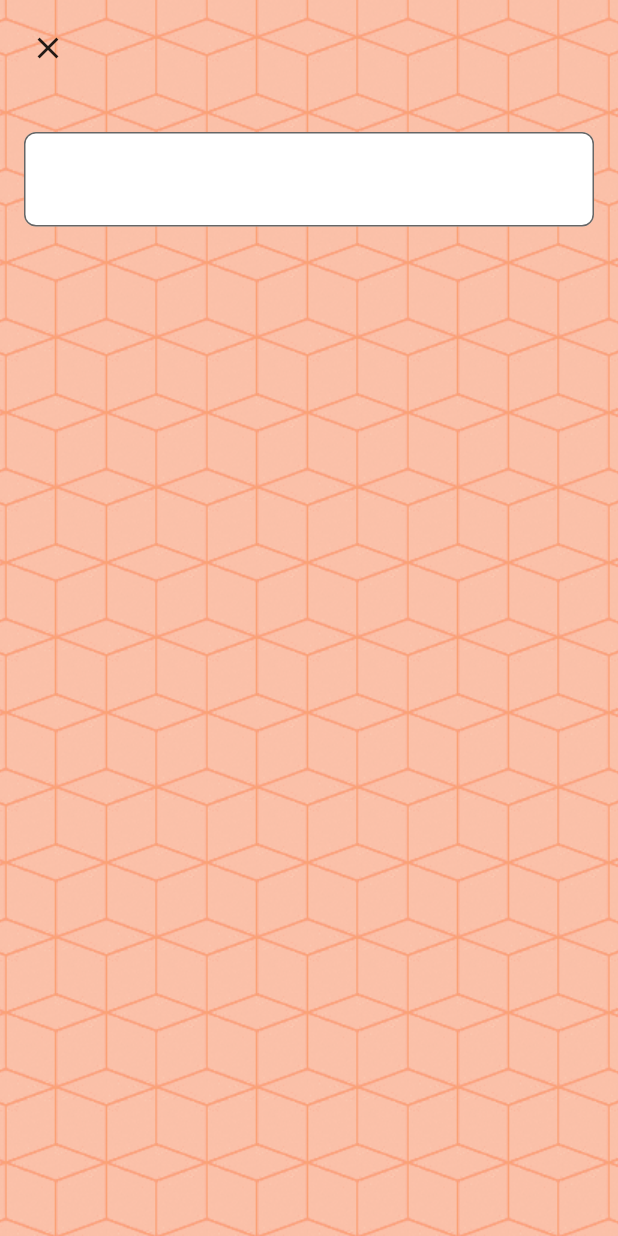
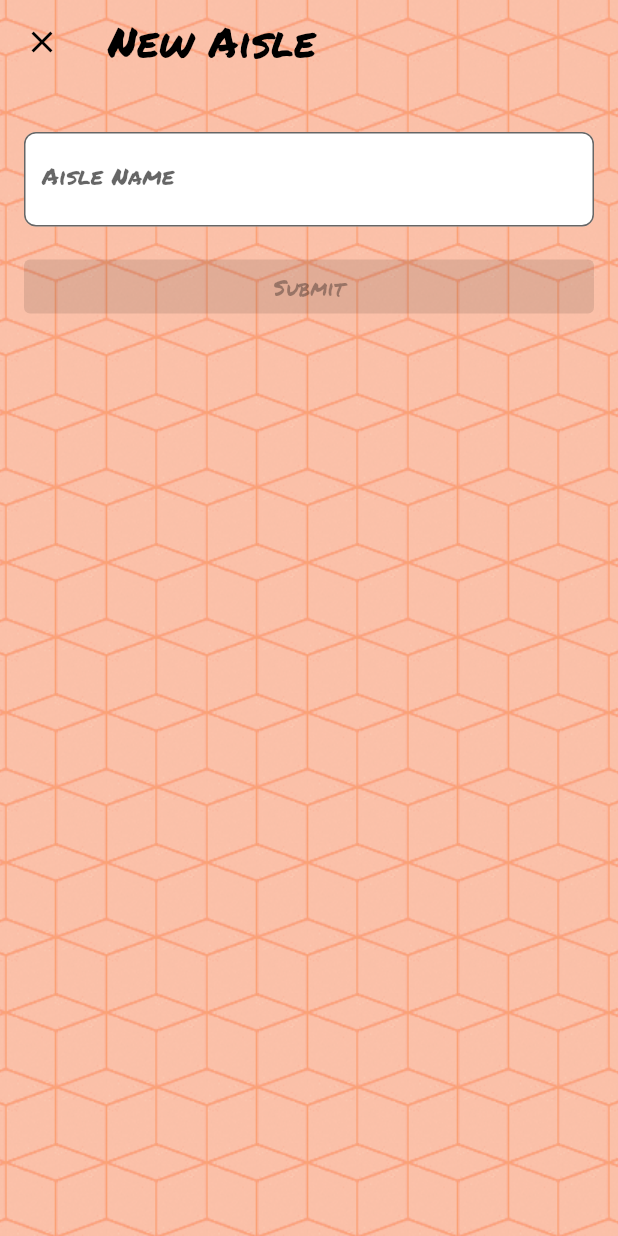
Before and after one commit to jtmuller5/candy_bars, a Flutter app: the NewAisleView screen opened directly, on a phone screen of 412 x 824 dp. Run offline on Flutter 3.47's test engine with Material 2 defaults, Android fonts, the light colour scheme and no system bars; our stand-ins replace flutter_dotenv, flutter_hooks, get_it, google_fonts, injectable, stacked and 1 more; accounts and stored records are empty; statements that could not run were skipped.

Commit message:
New Aisle fields

```diff
--- a/lib/features/aisles/models/aisle.dart
+++ b/lib/features/aisles/models/aisle.dart
@@ -6,9 +6,20 @@ part 'aisle.g.dart';
 class Aisle {
   String? name;
 
-  String? id;
+  int? id;
 
-  Aisle({this.name, this.id});
+  @JsonKey(name: 'user_id')
+  String? userId;
+
+  @JsonKey(name: 'created_at')
+  DateTime? createdAt;
+
+  Aisle({
+    this.name,
+    this.id,
+    this.createdAt,
+    this.userId,
+  });
 
   factory Aisle.fromJson(Map<String, dynamic> json) => _$AisleFromJson(json);
 
--- a/lib/features/aisles/ui/newAisle/new_aisle_view.dart
+++ b/lib/features/aisles/ui/newAisle/new_aisle_view.dart
@@ -14,33 +14,43 @@ class NewAisleView extends HookWidget {
     return ViewModelBuilder<NewAisleViewModel>.reactive(
       viewModelBuilder: () => NewAisleViewModel(),
       onModelReady: (model) {
-        // model.initialize();
+        nameController.addListener(() {
+          model.notifyListeners();
+        });
       },
       builder: (context, model, child) {
         return Scaffold(
+            appBar: AppBar(
+              title: Text('New Aisle'),
+              leading: CloseButton(
+                color: Colors.black,
+              ),
+              elevation: 0,
+              backgroundColor: Colors.transparent,
+            ),
+            extendBodyBehindAppBar: true,
             body: Background(
-          child: Stack(
-            children: [
-              Padding(
+              child: Padding(
                 padding: const EdgeInsets.all(16.0),
                 child: Column(
-
+                  crossAxisAlignment: CrossAxisAlignment.stretch,
                   children: [
                     SizedBox(height: 72),
                     TextField(
                       controller: nameController,
+                      decoration: InputDecoration(label: Text('Aisle Name')),
+                    ),
+                    SizedBox(height: 16),
+                    ElevatedButton(
+                      onPressed: nameController.text.isNotEmpty ? () {
+                        model.submitAisle(nameController.text);
+                      } : null,
+                      child: Text('Submit'),
                     )
                   ],
                 ),
               ),
-              Positioned(
-                top: 8,
-                left: 8,
-                child: CloseButton(),
-              ),
-            ],
-          ),
-        ));
+            ));
       },
     );
   }
--- a/lib/features/aisles/ui/newAisle/new_aisle_view_model.dart
+++ b/lib/features/aisles/ui/newAisle/new_aisle_view_model.dart
@@ -5,11 +5,14 @@ import 'package:supabase_flutter/supabase_flutter.dart';
 class NewAisleViewModel extends BaseViewModel {
   void initialize() {}
 
-  Future<void> submitAisle() async {
+  Future<void> submitAisle(String name) async {
     Aisle newAisle = Aisle(
-      name: 'Test',
+      name: name,
+      userId: Supabase.instance.client.auth.currentUser?.id,
+      createdAt: DateTime.now(),
+      //id: 1
     );
 
-    await Supabase.instance.client.from('bars').insert([newAisle.toJson()]);
+    await Supabase.instance.client.from('aisles').insert([newAisle.toJson()]);
   }
 }
```
Also changed, not shown: lib/main.dart (+10 -7 lines), lib/features/aisles/models/aisle.g.dart, lib/features/authentication/ui/signIn/sign_in_view.dart (line endings or trailing spaces).
